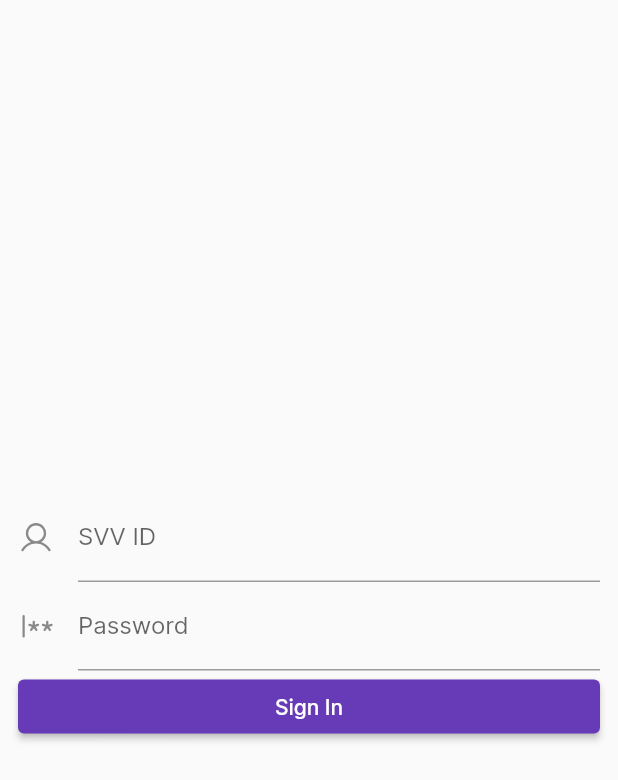
After one commit to GautamVG/zschedule-front, a Flutter app: the SignInPage screen opened by its route, on a phone screen of 412 x 824 dp. The commit adds this screen. Shown: the top 780 px of the screen. Run offline on Flutter 3.47's test engine with Material 2 defaults, Android fonts, the phone set to English and light mode, and no system bars; our stand-ins replace phosphor_flutter.

Commit message:
re-structuring

```diff
--- /dev/null
+++ b/lib/pages/signin.dart
@@ -0,0 +1,49 @@
+import 'package:flutter/material.dart';
+import 'package:phosphor_flutter/phosphor_flutter.dart';
+
+class SignInPage extends StatefulWidget {
+  const SignInPage({super.key});
+
+  static const routeName = '/signin';
+
+  @override
+  State<SignInPage> createState() => _SignInPageState();
+}
+
+class _SignInPageState extends State<SignInPage> {
+  @override
+  Widget build(BuildContext context) {
+    return Scaffold(
+      body: Padding(
+        padding: const EdgeInsets.all(12),
+        child: Form(
+          child: Column(
+            mainAxisAlignment: MainAxisAlignment.center,
+            crossAxisAlignment: CrossAxisAlignment.stretch,
+            children: [
+              TextFormField(
+                decoration: const InputDecoration(
+                  labelText: "SVV ID",
+                  icon: Icon(PhosphorIcons.user)
+                ),
+              ),
+              TextFormField(
+                decoration: const InputDecoration(
+                  labelText: "Password",
+                  icon: Icon(PhosphorIcons.password)
+                ),
+              ),
+              ElevatedButton(
+                onPressed: () {},
+                child: const Padding(
+                  padding: EdgeInsets.all(8),
+                  child: Text("Sign In")
+                )
+              )
+            ]
+          ),
+        ),
+      ),
+    );
+  }
+}
--- a/lib/theme/theme.dart
+++ b/lib/theme/theme.dart
@@ -1,4 +1,14 @@
 import 'package:flutter/material.dart';
 
-ThemeData AppTheme =
-    ThemeData(primarySwatch: Colors.deepPurple, fontFamily: "Inter");
+ThemeData AppTheme = ThemeData(
+  primarySwatch: Colors.deepPurple,
+  fontFamily: "Inter",
+  // appBarTheme: const AppBarTheme(
+    // elevation: 0
+  // ),
+  // elevatedButtonTheme: const ElevatedButtonThemeData(
+  //   style: ButtonStyle(
+  //     // elevation: MaterialStatePropertyAll(0)
+  //   )
+  // )
+);
```
Also changed, not shown: lib/main.dart (+14 -3 lines), lib/pages/home.dart (renamed from lib/layout.dart, +6 -4 lines), lib/pages/newBooking.dart (added, +17 -0 lines).
